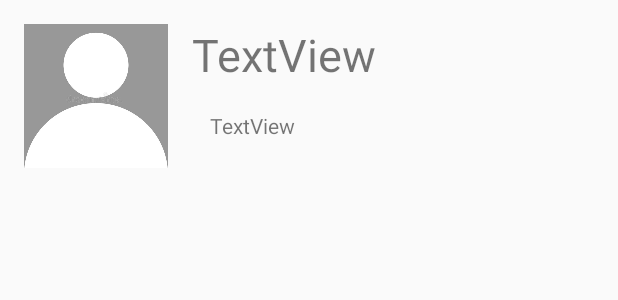
After one commit to LOROGO/FireBaseApp, an Android app: the layout users_layout.xml on its own in the app's theme, with its tools: preview values and no code run, on a phone screen of 412 x 824 dp. The commit adds this screen. Shown: the top 300 px of the screen. Run offline under Robolectric (Android 15) with nearby library versions, the phone set to English and light mode, and no system bars; Roboto replaces fonts that are not available here.

Commit message:
polovica progresu vsetkych pouzivatellov

```diff
--- a/app/src/main/AndroidManifest.xml
+++ b/app/src/main/AndroidManifest.xml
@@ -11,7 +11,10 @@
         android:roundIcon="@mipmap/ic_launcher_round"
         android:supportsRtl="true"
         android:theme="@style/AppTheme">
-        <activity android:name=".StatusActivity" android:parentActivityName=".SettingsActivity"></activity>
+        <activity android:name=".AllUsers" android:parentActivityName=".MainActivity"></activity>
+        <activity
+            android:name=".StatusActivity"
+            android:parentActivityName=".SettingsActivity" />
         <activity android:name=".SettingsActivity" />
         <activity android:name=".Login" />
         <activity android:name=".Register">
--- a/app/src/main/java/sk/spsepo/ban/fbapp/MainActivity.java
+++ b/app/src/main/java/sk/spsepo/ban/fbapp/MainActivity.java
@@ -15,6 +15,8 @@ import android.widget.Toolbar;
 
 import com.google.android.material.tabs.TabLayout;
 import com.google.firebase.auth.FirebaseAuth;
+
+import java.net.Inet4Address;
 
 public class MainActivity extends AppCompatActivity {
 
@@ -64,6 +66,7 @@ public class MainActivity extends AppCompatActivity {
             startActivity(new Intent(getApplicationContext(), SettingsActivity.class));
 
         }else if (item.getItemId() == R.id.main_all_btn){
+            startActivity(new Intent(getApplicationContext(), AllUsers.class));
 
         }
 
--- a/app/src/main/java/sk/spsepo/ban/fbapp/UsersActivity.java
+++ /dev/null
@@ -1,4 +0,0 @@
-package sk.spsepo.ban.fbapp;
-
-public class UsersActivity {
-}
--- /dev/null
+++ b/app/src/main/res/layout/users_layout.xml
@@ -0,0 +1,39 @@
+<?xml version="1.0" encoding="utf-8"?>
+<androidx.constraintlayout.widget.ConstraintLayout
+    xmlns:android="http://schemas.android.com/apk/res/android"
+    xmlns:app="http://schemas.android.com/apk/res-auto"
+    xmlns:tools="http://schemas.android.com/tools"
+    android:layout_width="match_parent"
+    android:layout_height="match_parent">
+
+    <ImageView
+        android:id="@+id/user_single_img"
+        android:layout_width="96dp"
+        android:layout_height="96dp"
+        android:layout_marginStart="16dp"
+        android:layout_marginTop="16dp"
+        app:layout_constraintStart_toStartOf="parent"
+        app:layout_constraintTop_toTopOf="parent"
+        app:srcCompat="@drawable/default_avatar2" />
+
+    <TextView
+        android:id="@+id/user_single_name"
+        android:layout_width="154dp"
+        android:layout_height="42dp"
+        android:layout_marginStart="16dp"
+        android:layout_marginTop="16dp"
+        android:text="TextView"
+        android:textSize="30sp"
+        app:layout_constraintStart_toEndOf="@+id/user_single_img"
+        app:layout_constraintTop_toTopOf="parent" />
+
+    <TextView
+        android:id="@+id/user_single_status"
+        android:layout_width="106dp"
+        android:layout_height="28dp"
+        android:layout_marginStart="28dp"
+        android:layout_marginTop="16dp"
+        android:text="TextView"
+        app:layout_constraintStart_toEndOf="@+id/user_single_img"
+        app:layout_constraintTop_toBottomOf="@+id/user_single_name" />
+</androidx.constraintlayout.widget.ConstraintLayout>
```
Also changed, not shown: app/src/main/java/sk/spsepo/ban/fbapp/AllUsers.java (added, +23 -0 lines), app/src/main/res/layout/activity_all_users.xml (added, +17 -0 lines).
